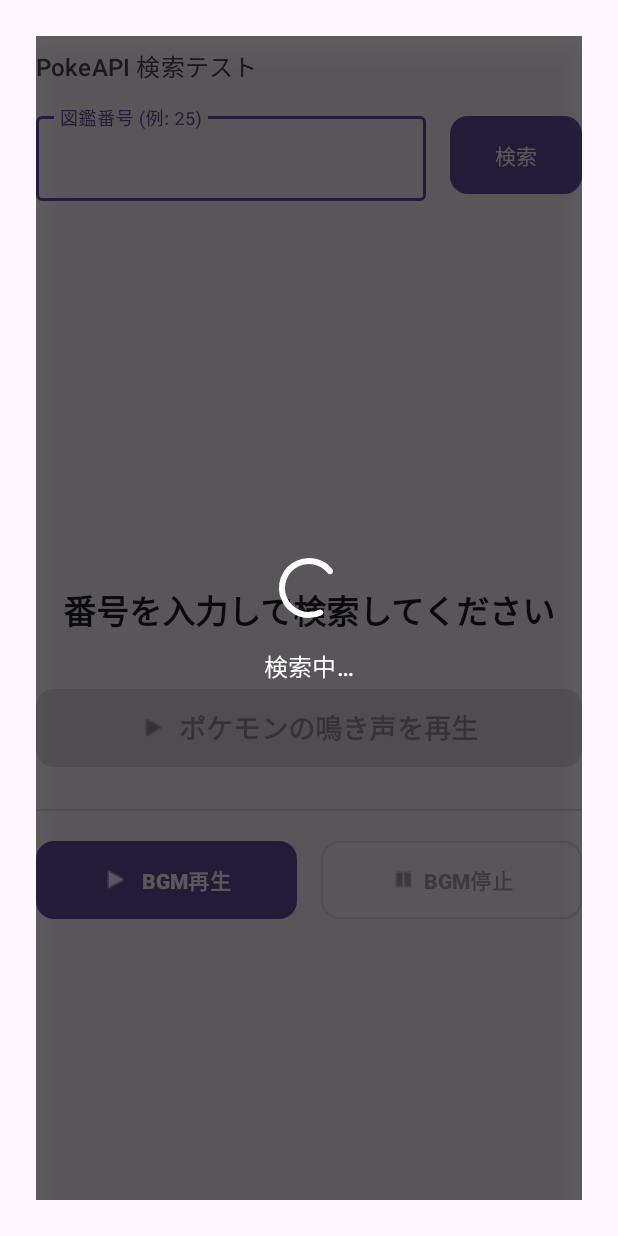
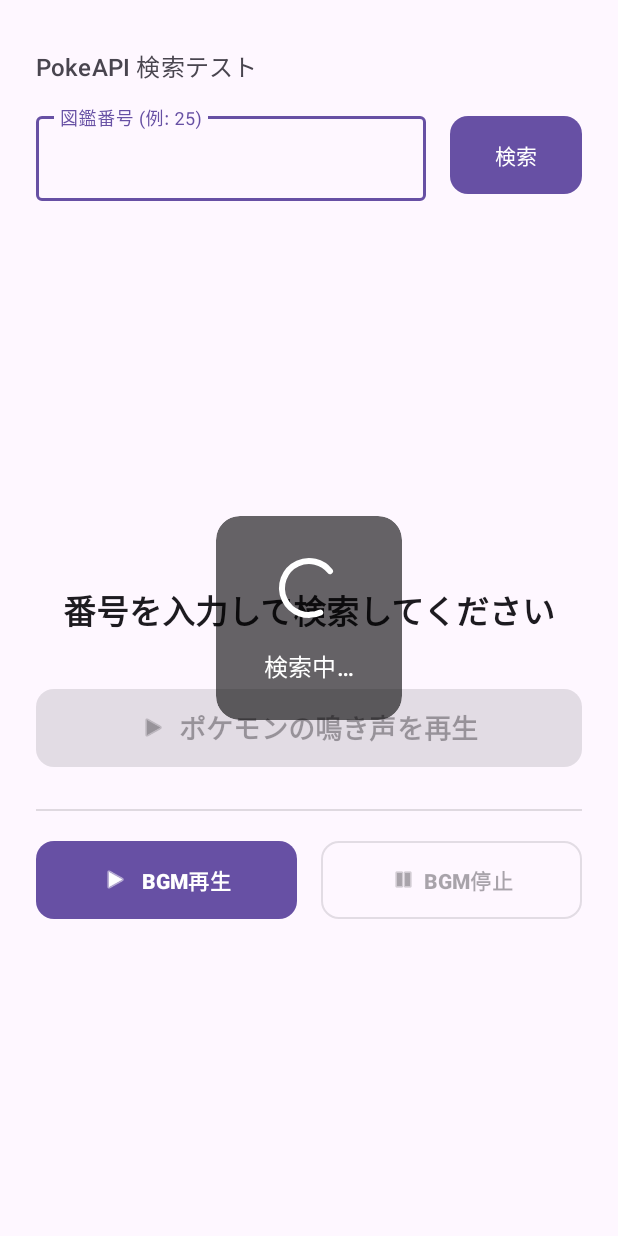
Before and after one commit to sena-tsubo/PokeSample, an Android app: the layout activity_main.xml on its own in the app's theme, with its tools: preview values and no code run, on a phone screen of 412 x 824 dp. Run offline under Robolectric (Android 15) with nearby library versions, the phone set to English and light mode, and no system bars.

Commit message:
ローディング画面の見た目を変更しました。画面全体を暗くする膜をやめ、中央に角丸の半透明カード(MaterialCardView)を表示する形にしました。タッチを受け止める範囲は画面いっぱいのままなので、通信中に後ろのボタンは押せません。ルートをLinearLayoutからFrameLayoutに変更し、colors.xmlのloading_scrimのコメントもカード用に直しました。お願いします。

```diff
--- a/app/src/main/res/layout/activity_main.xml
+++ b/app/src/main/res/layout/activity_main.xml
@@ -148,28 +148,49 @@
 
     <!-- ==========================================
          【ローディング】手順１: ローディング画面 (通信中だけ表示する)
-         ・上下左右を parent につなぎ、大きさ 0dp → 画面いっぱいに広がる
+         ・上下左右を parent につなぎ、大きさ 0dp → タッチを受け止める範囲が画面いっぱいに広がる(見た目は透明)
          ・一番最後に書く + elevation を高くする → ほかの部品(ボタンの影など)より上に重なる
          ・clickable="true"          … タッチをここで受け止めて、後ろのボタンを押せなくする
          ・visibility="gone"         … アプリ実行中は、最初は非表示(MainActivity の fetchPokemonWithLoading で表示する)
          ・tools:visibility="visible" … Android Studioのプレビューの中だけ表示して、見た目を確認できる
          ========================================== -->
-    <LinearLayout
+    <FrameLayout
         android:id="@+id/loadingOverlay"
         android:layout_width="0dp"
         android:layout_height="0dp"
-        android:background="@color/loading_scrim"
         android:clickable="true"
         android:elevation="16dp"
         android:focusable="true"
-        android:gravity="center"
-        android:orientation="vertical"
         android:visibility="gone"
         app:layout_constraintBottom_toBottomOf="parent"
         app:layout_constraintEnd_toEndOf="parent"
         app:layout_constraintStart_toStartOf="parent"
         app:layout_constraintTop_toTopOf="parent"
         tools:visibility="visible">
+        <!-- ★意図: この外側は「透明」。見た目には出ないが、タッチだけ受け止める役(押し間違い防止)。
+             暗い色は、中央のカードだけに付ける。
+             ★FrameLayout にした理由: 中身はカード1つだけ。「並べる」必要がなく、
+             「真ん中に1つ置く」だけなので、重ねる・置くための FrameLayout が向いている。 -->
+
+        <!-- 【ローディング】中央のカード (角丸の半透明の箱)
+             ★意図: 画面全体を暗くせず、中央に小さく出すことで、余白(24dp)の縁が気にならない。
+             角丸(16dp)にして、ほかのボタン(cornerRadius=12dp)と雰囲気をそろえている。 -->
+        <com.google.android.material.card.MaterialCardView
+            android:layout_width="wrap_content"
+            android:layout_height="wrap_content"
+            android:layout_gravity="center"
+            app:cardBackgroundColor="@color/loading_scrim"
+            app:cardCornerRadius="16dp"
+            app:cardElevation="0dp"
+            app:strokeWidth="0dp">
+
+            <LinearLayout
+                android:layout_width="wrap_content"
+                android:layout_height="wrap_content"
+                android:gravity="center_horizontal"
+                android:orientation="vertical"
+                android:paddingHorizontal="32dp"
+                android:paddingVertical="24dp">
 
                 <!-- ぐるぐる回る表示 (indeterminate = 終わるまでの長さがわからない) -->
                 <com.google.android.material.progressindicator.CircularProgressIndicator
@@ -186,5 +207,7 @@
                     android:textAppearance="?attr/textAppearanceTitleMedium"
                     android:textColor="@color/white" />
             </LinearLayout>
+        </com.google.android.material.card.MaterialCardView>
+    </FrameLayout>
 
 </androidx.constraintlayout.widget.ConstraintLayout>
--- a/app/src/main/res/values/colors.xml
+++ b/app/src/main/res/values/colors.xml
@@ -2,6 +2,6 @@
 <resources>
     <color name="black">#FF000000</color>
     <color name="white">#FFFFFFFF</color>
-    <!--【ローディング】背景の暗い膜(黒の約60%。後ろの画面がうっすら見える) -->
+    <!--【ローディング】中央のカードの色(黒の約60%。後ろの画面がうっすら見える) -->
     <color name="loading_scrim">#99000000</color>
 </resources>
```
Lines whose indentation alone changed are shown as unchanged.
